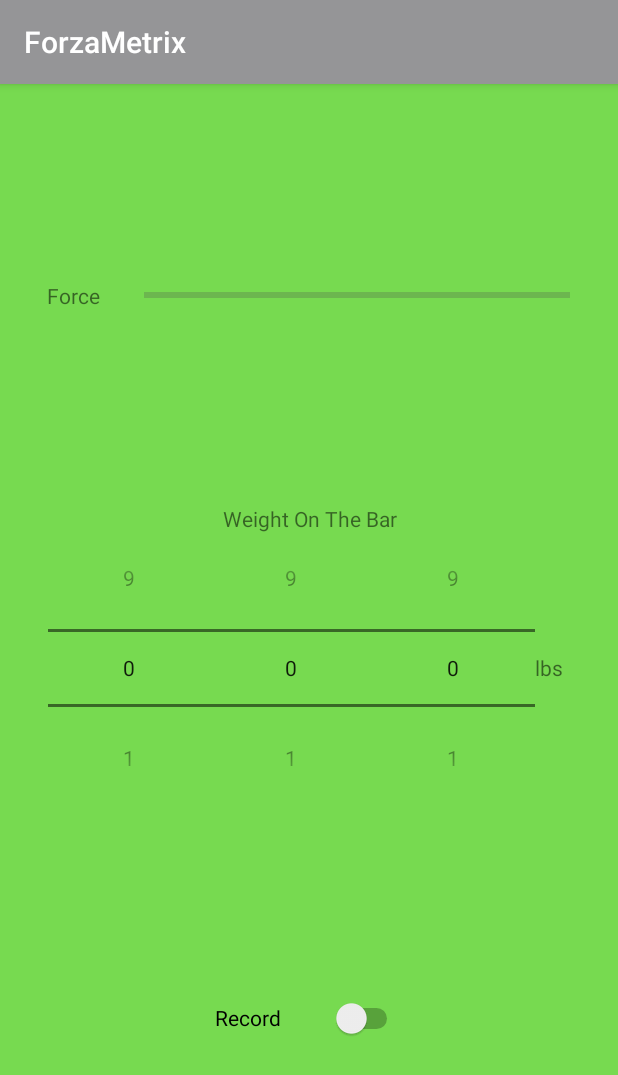
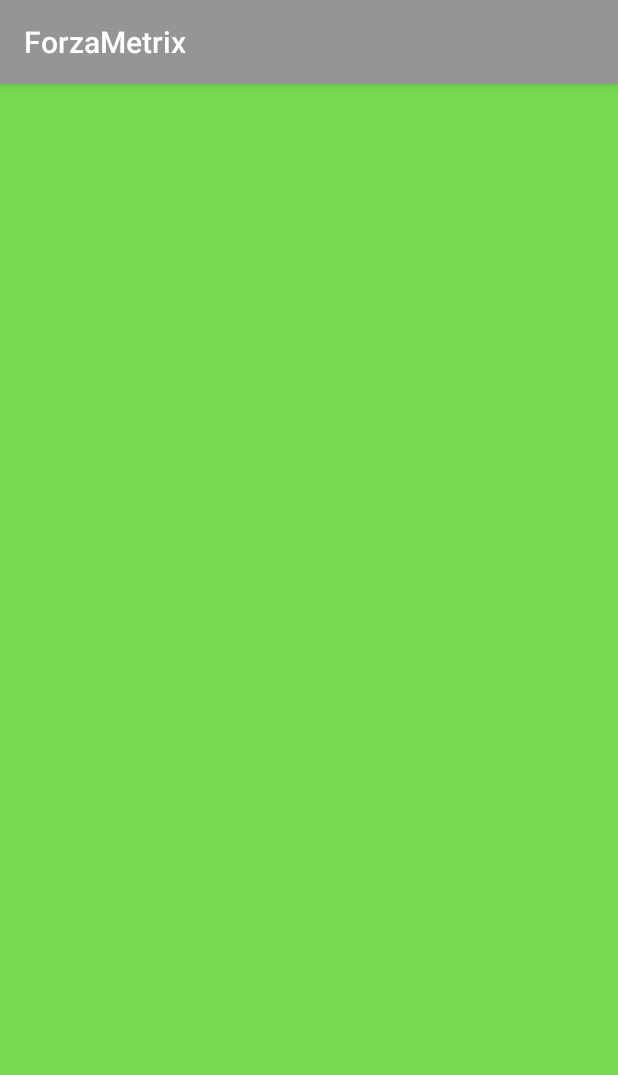
Before and after one commit to jinxed9/vbt-android-app, an Android app: the screen it shows after launch (LoggerActivity), on a phone screen of 412 x 824 dp. Shown: the top 1075 px of the screen. Run offline under Robolectric (Android 15) with nearby library versions, the phone set to English and light mode, and no system bars.

Commit message:
views aren't showing on the screen not sure why. I'm going to commit and then roll this back.

```diff
--- a/app/src/main/java/com/forzametrix/forzametrix/logger/LoggerActivity.java
+++ b/app/src/main/java/com/forzametrix/forzametrix/logger/LoggerActivity.java
@@ -4,17 +4,11 @@ import android.content.Context;
 import android.hardware.Sensor;
 import android.hardware.SensorManager;
 import android.os.Bundle;
+import android.provider.ContactsContract;
 import android.support.annotation.NonNull;
 import android.support.v4.app.FragmentTransaction;
 import android.support.v4.content.res.ResourcesCompat;
 import android.support.v7.app.AppCompatActivity;
-import android.util.Log;
-import android.widget.CompoundButton;
-import android.widget.NumberPicker;
-import android.widget.ProgressBar;
-import android.widget.Switch;
-import android.widget.TextView;
-import android.support.v4.app.Fragment;
 
 import com.forzametrix.forzametrix.data.DataRecorder;
 import com.forzametrix.forzametrix.data.DataRecorderContract;
@@ -26,49 +20,34 @@ import com.forzametrix.forzametrix.R;
 
 import com.forzametrix.forzametrix.R;
 
+import javax.inject.Inject;
+
 import static android.support.v4.util.Preconditions.checkNotNull;
 
 /**
  * Created by Bryan on 10/29/2017.
  */
 
-public class LoggerActivity extends AppCompatActivity implements LoggerContract.View {
+public class LoggerActivity extends AppCompatActivity{
 
-  //  private LoggerContract.Presenter mPresenter;
-
-  //  private NumberPicker ones;
-  //  private NumberPicker tens;
-  //  private NumberPicker hundreds;
-  //  private ProgressBar forceBar;
-  //  private Switch record;
-  //  private TextView forceNum;
-  //  private DataRecorder mDataRecorder;
-
-  //  private int plusOne;
+  //  LoggerPresenter mLoggerPresenter;
+  //  DataRecorder mDataRecorder;
 
     @Override
     protected void onCreate(Bundle savedInstanceState) {
         super.onCreate(savedInstanceState);
         setContentView(R.layout.logger_activity);
 
+        //adding the fragment to the container by swapping out a placeholder
         FragmentTransaction ft = getSupportFragmentManager().beginTransaction();
-        ft.replace(R.id.placeholder,new LoggerFragment());
-        ft.commit();
+        LoggerFragment lf = new LoggerFragment();
+        ft.replace(R.id.placeholder,lf);
 
+   //     mDataRecorder = new DataRecorder();
 
+    //    mLoggerPresenter = new LoggerPresenter(mDataRecorder ,lf);
 
     }
 
 
-
-    public void setPresenter(@NonNull LoggerContract.Presenter presenter){
-      //  mPresenter = checkNotNull(presenter);
-    }
-
-
-    public void updateForce(int force){
-
-
-    }
-
 }
--- a/app/src/main/java/com/forzametrix/forzametrix/logger/LoggerFragment.java
+++ b/app/src/main/java/com/forzametrix/forzametrix/logger/LoggerFragment.java
@@ -7,6 +7,7 @@ import android.support.annotation.NonNull;
 import android.view.LayoutInflater;
 import android.view.View;
 import android.view.ViewGroup;
+import android.widget.CompoundButton;
 import android.widget.NumberPicker;
 import android.widget.ProgressBar;
 import android.widget.Switch;
@@ -21,9 +22,9 @@ import static android.support.v4.util.Preconditions.checkNotNull;
  * Created by Bryan on 10/29/2017.
  */
 
-public class LoggerFragment extends Fragment {
+public class LoggerFragment extends Fragment implements LoggerContract.View {
 
-
+ //   LoggerContract.Presenter mPresenter;
     NumberPicker ones;
     NumberPicker tens;
     NumberPicker hundreds;
@@ -38,23 +39,23 @@ public class LoggerFragment extends Fragment {
         return new LoggerFragment();
     }
 
-    public void onCreate(@Nullable Bundle savedInstanceState){
-        super.onCreate(savedInstanceState);
+    public View onCreateView(LayoutInflater inflater, ViewGroup container,
+                             Bundle savedInstanceState){
+        return inflater.inflate(R.layout.logger_fragment, container, false);
     }
 
-    public View onCreateView(LayoutInflater inflater, ViewGroup container,
-                             Bundle savedInstanceState){
-        View root = inflater.inflate(R.layout.logger_fragment, container, false);
 
 
-        tens = (NumberPicker) root.findViewById(R.id.numberPicker_tens);
-        ones = (NumberPicker) root.findViewById(R.id.numberPicker_ones);
-        hundreds = (NumberPicker) root.findViewById(R.id.numberPicker_hundreds);
-        record = (Switch)root.findViewById(R.id.switch_record);
-        forceBar = (ProgressBar)root.findViewById(R.id.progressBar_force);
+    @Override
+    public void onViewCreated(View view, Bundle savedInstanceState){
+        tens = (NumberPicker) view.findViewById(R.id.numberPicker_tens);
+        ones = (NumberPicker) view.findViewById(R.id.numberPicker_ones);
+        hundreds = (NumberPicker) view.findViewById(R.id.numberPicker_hundreds);
+        record = (Switch)view.findViewById(R.id.switch_record);
+        forceBar = (ProgressBar)view.findViewById(R.id.progressBar_force);
 
         forceBar.setMax(100);
-        forceBar.setProgress(0);
+        forceBar.setProgress(50);
 
         ones.setMinValue(0);
         tens.setMinValue(0);
@@ -65,13 +66,30 @@ public class LoggerFragment extends Fragment {
         ones.setWrapSelectorWheel(true);
         tens.setWrapSelectorWheel(true);
         hundreds.setWrapSelectorWheel(true);
-
-        return root;
+/*
+        record.setOnCheckedChangeListener(new CompoundButton.OnCheckedChangeListener(){
+            public void onCheckedChanged(CompoundButton buttonView, boolean isChecked){
+                if(isChecked){
+                    //The toggle is enabled
+            //        mPresenter.beginRecording();
+                }else{
+                    //the toggle is not enabled
+             //       mPresenter.endRecording();
+                }
+            }
+        });
+        */
     }
 
 
-    public void setPresenter(){
 
+    public void setPresenter(@NonNull LoggerContract.Presenter presenter){
+      //  mPresenter = checkNotNull(presenter);
+    }
+
+
+    public void updateForce(int force){
+      //  forceBar.setProgress(force);
     }
 
 
--- a/app/src/main/res/layout/logger_fragment.xml
+++ b/app/src/main/res/layout/logger_fragment.xml
@@ -26,14 +26,15 @@
 
         <ProgressBar
             android:id="@+id/progressBar_force"
-            style="?android:attr/progressBarStyleHorizontal"
+            style="@android:style/Widget.DeviceDefault.Light.ProgressBar.Horizontal"
             android:layout_width="wrap_content"
             android:layout_height="wrap_content"
+            android:layout_marginRight="30dp"
+            android:layout_weight=".80"
             android:backgroundTint="@color/colorPrimaryDark"
             android:progressBackgroundTint="@color/colorPrimaryDark"
-            android:progressTint="@color/colorAccent"
-            android:layout_marginRight="30dp"
-            android:layout_weight=".80" />
+            android:progressTint="@color/colorAccent"/>
+
     </LinearLayout>
 
     <TextView
@@ -85,5 +86,4 @@
         android:layout_height="20dp"
         android:layout_weight="1"
         android:text="Record" />
-
 </LinearLayout>
```
